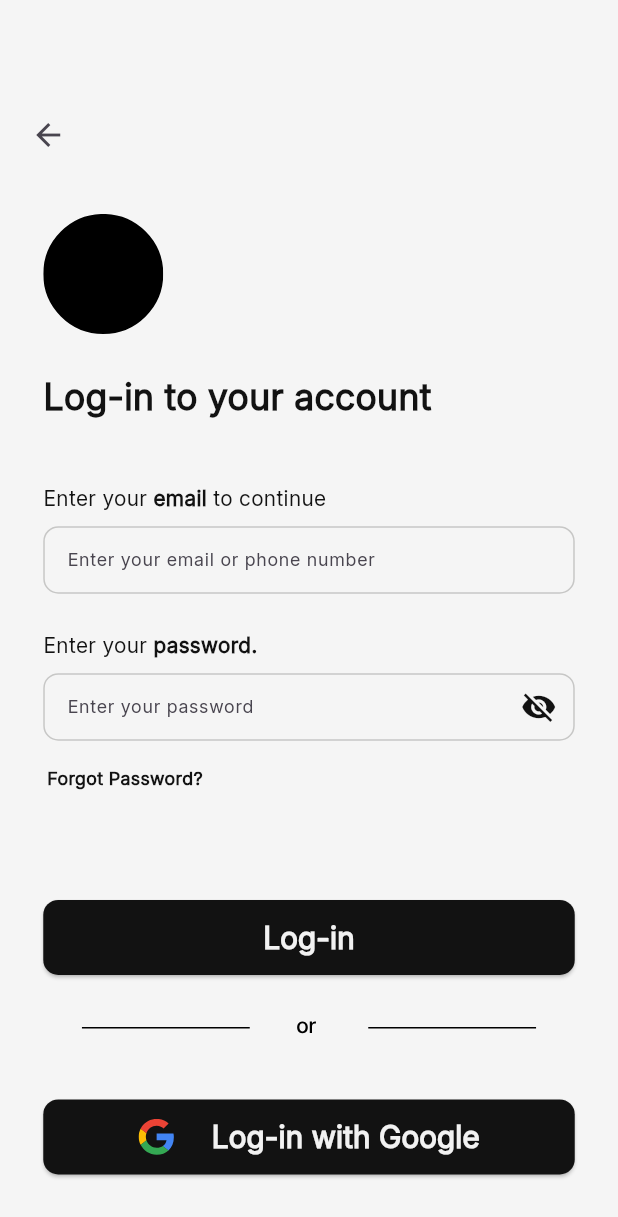
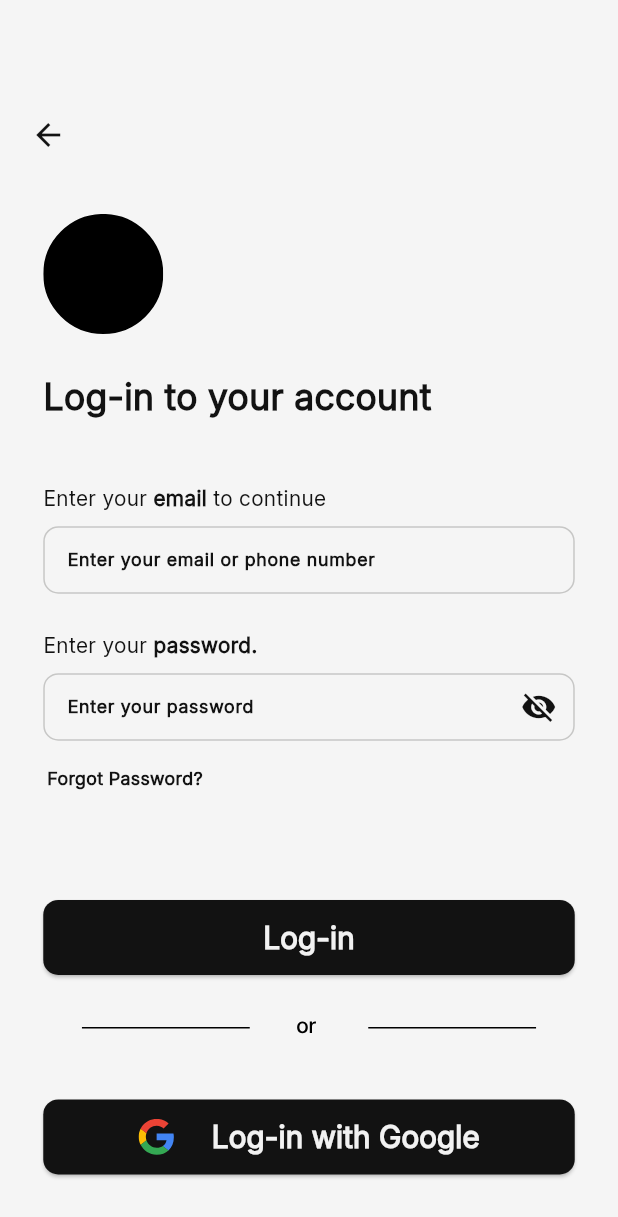
Before and after one commit to heimin22/Pasada, a Flutter app: the LoginPage screen opened directly, on a phone screen of 412 x 824 dp. Shown: the top 1217 px of the screen. Run offline on Flutter 3.47's test engine with Material 3 defaults, Android fonts, the phone set to English and light mode, and no system bars; our stand-ins replace app_links, cached_network_image, connectivity_plus, curved_navigation_bar, flutter_dotenv, flutter_svg and 7 more; missing offline and left inert: flutter_polyline_points; accounts and stored records are empty.

Commit message:
Fixed the theme bugs

```diff
--- a/lib/authentication/loginAccount.dart
+++ b/lib/authentication/loginAccount.dart
@@ -184,7 +184,7 @@ class LoginScreen extends State<LoginPage> {
         onPressed: () {
           Navigator.pop(context);
         },
-        icon: Icon(Icons.arrow_back),
+        icon: Icon(Icons.arrow_back, color: Color(0xFF121212)),
       ),
     );
   }
@@ -206,6 +206,12 @@ class LoginScreen extends State<LoginPage> {
           ),
           decoration: InputDecoration(
             labelText: 'Enter your password',
+            labelStyle: const TextStyle(
+              fontWeight: FontWeight.w600,
+              fontSize: 12,
+              fontFamily: 'Inter',
+              color: Color(0xFF121212),
+            ),
             errorText: errorMessage.isNotEmpty ? errorMessage : null,
             suffixIcon: IconButton(
               color: const Color(0xFF121212),
@@ -217,9 +223,6 @@ class LoginScreen extends State<LoginPage> {
               icon: Icon(
                 isPasswordVisible ? Icons.visibility : Icons.visibility_off,
               ),
-            ),
-            labelStyle: const TextStyle(
-              fontSize: 12,
             ),
             floatingLabelStyle: const TextStyle(
               color: Color(0XFF00CC58),
@@ -259,7 +262,10 @@ class LoginScreen extends State<LoginPage> {
           decoration: InputDecoration(
             labelText: 'Enter your email or phone number',
             labelStyle: const TextStyle(
+              fontWeight: FontWeight.w600,
               fontSize: 12,
+              fontFamily: 'Inter',
+              color: Color(0xFF121212),
             ),
             errorText: errorMessage.isNotEmpty ? errorMessage : null,
             floatingLabelStyle: const TextStyle(
```
Also changed, not shown: 4 other files.
